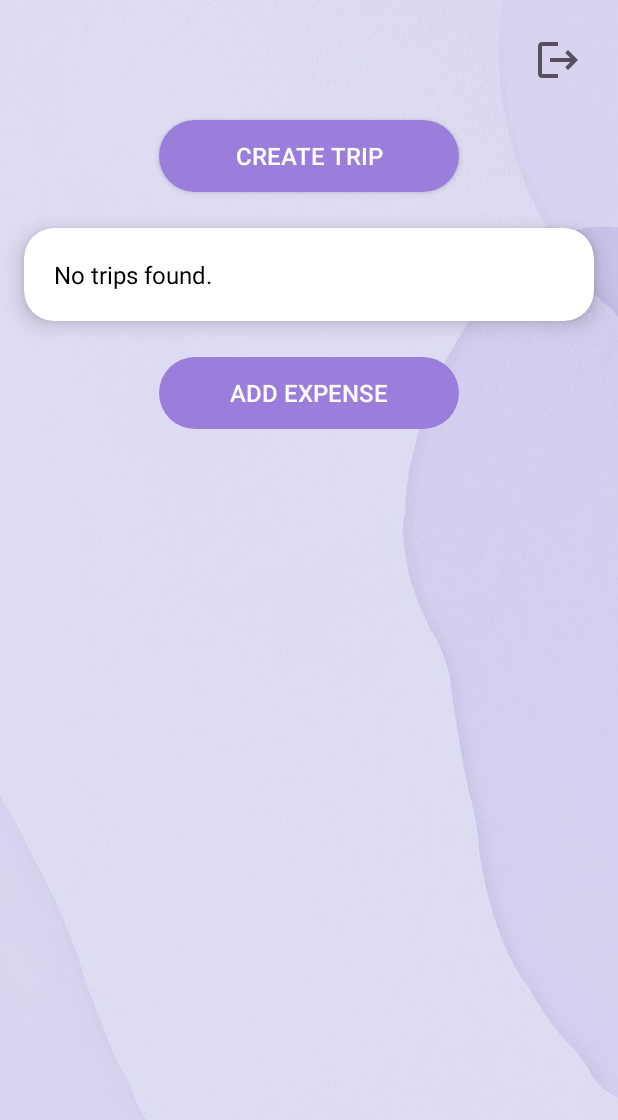
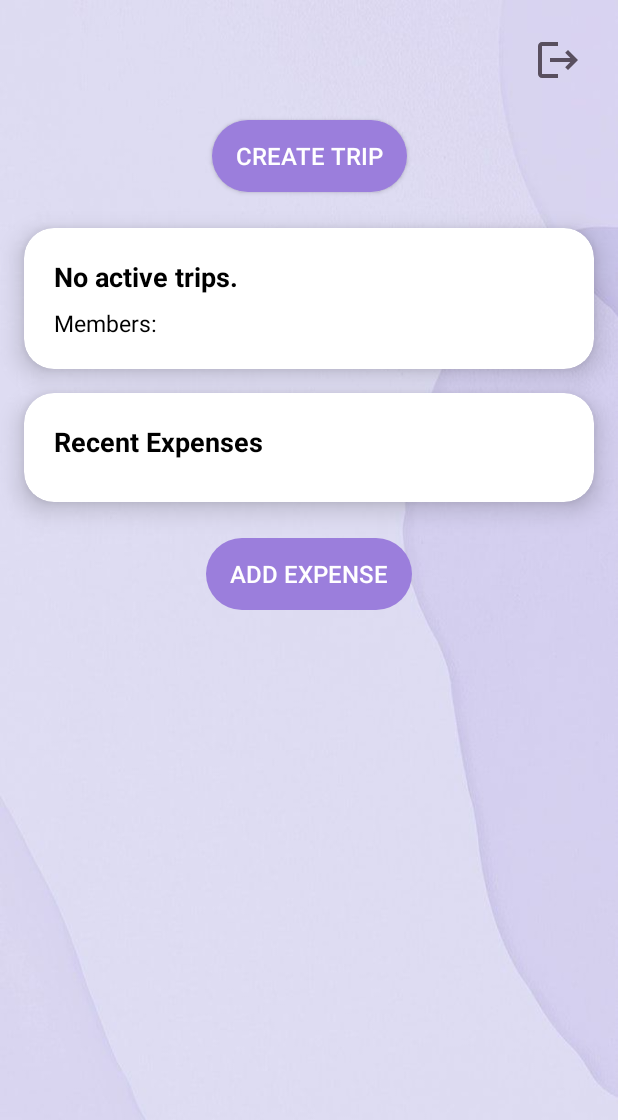
Before and after one commit to iamwahida/expensify_MAD, an Android app built with Jetpack Compose: the MainActivity screen opened directly, with no data from a screen before it, on a phone screen of 412 x 824 dp. Shown: the top 1120 px of the screen. Run offline under Robolectric (Android 15) with nearby library versions, the phone set to English and light mode, and no system bars; our stand-ins replace Firebase (no records; nobody signed in at launch, a user with empty details on screens opened directly).

Commit message:
fix new expenses not being shown when redirected to main

```diff
--- a/app/src/main/java/com/example/expensify/MainActivity.kt
+++ b/app/src/main/java/com/example/expensify/MainActivity.kt
@@ -5,8 +5,6 @@ import android.os.Bundle
 import android.util.Log
 import android.widget.*
 import androidx.activity.ComponentActivity
-import androidx.compose.ui.geometry.isEmpty
-import androidx.compose.ui.semantics.text
 import com.google.firebase.auth.FirebaseAuth
 import com.google.firebase.firestore.FirebaseFirestore
 import com.google.firebase.firestore.Query
@@ -16,7 +14,10 @@ class MainActivity : ComponentActivity() {
     private lateinit var createTripButton: Button
     private lateinit var logoutIcon: ImageView
     private lateinit var addExpenseButton: Button
-    private lateinit var loadingText: TextView
+
+    private lateinit var tripNameText: TextView
+    private lateinit var membersListText: TextView
+    private lateinit var expensesListLayout: LinearLayout
 
     private val db = FirebaseFirestore.getInstance()
 
@@ -27,7 +28,9 @@ class MainActivity : ComponentActivity() {
         logoutIcon = findViewById(R.id.logoutIcon)
         createTripButton = findViewById(R.id.createTripButton)
         addExpenseButton = findViewById(R.id.addExpenseButton)
-        loadingText = findViewById(R.id.loadingText)
+        tripNameText = findViewById(R.id.tripName)
+        membersListText = findViewById(R.id.membersList)
+        expensesListLayout = findViewById(R.id.expensesListLayout)
 
         logoutIcon.setOnClickListener {
             val intent = Intent(this, LoginActivity::class.java)
@@ -39,15 +42,13 @@ class MainActivity : ComponentActivity() {
             val intent = Intent(this, CreateTripActivity::class.java)
             startActivity(intent)
         }
-
-        fetchLatestTrip()
     }
 
     private fun fetchLatestTrip() {
         val currentUserEmail = FirebaseAuth.getInstance().currentUser?.email
         if (currentUserEmail == null) {
             Log.e("TRIP_DEBUG", "User not logged in.")
-            loadingText.text = "User not logged in."
+            tripNameText.text = "User not logged in."
             addExpenseButton.isEnabled = false
             return
         }
@@ -63,7 +64,7 @@ class MainActivity : ComponentActivity() {
             .addOnSuccessListener { documents ->
                 if (documents.isEmpty) {
                     Log.d("TRIP_DEBUG", "No trips found for user: $currentUsername")
-                    loadingText.text = "No trips found."
+                    tripNameText.text = "No active trips."
                     addExpenseButton.isEnabled = false
                     return@addOnSuccessListener
                 }
@@ -72,22 +73,67 @@ class MainActivity : ComponentActivity() {
                 val tripName = trip.getString("name") ?: "Unnamed Trip"
                 val members = trip.get("members") as? List<String> ?: listOf()
 
-                Log.d("TRIP_DEBUG", "Successfully fetched trip: $tripName, Members: $members")
+                Log.d("TRIP_DEBUG", "Fetched trip: $tripName, Members: $members")
 
-                loadingText.text = "Active Trip: $tripName\nMembers: ${members.joinToString(", ")}"
+                tripNameText.text = tripName
+                membersListText.text = members.joinToString("\n") { "• $it" }
 
                 addExpenseButton.isEnabled = true
                 addExpenseButton.setOnClickListener {
                     val intent = Intent(this, AddExpenseActivity::class.java)
                     intent.putExtra("tripId", trip.id)
-                    intent.putExtra("members", ArrayList(members)) // Required by intent
+                    intent.putExtra("members", ArrayList(members))
                     startActivity(intent)
+                }
+
+                // Now also load expenses
+                fetchExpensesForTrip(trip.id)
+            }
+            .addOnFailureListener { e ->
+                Log.e("TRIP_DEBUG", "Error loading trip for user: $currentUsername", e)
+                tripNameText.text = "Failed to load trip."
+                addExpenseButton.isEnabled = false
+            }
+    }
+
+    override fun onResume() {
+        super.onResume()
+        fetchLatestTrip()
+    }
+
+    private fun fetchExpensesForTrip(tripId: String) {
+        expensesListLayout.removeAllViews() // Always clear before adding!
+
+        db.collection("expenses")
+            .whereEqualTo("tripId", tripId)
+            .orderBy("timestamp", Query.Direction.DESCENDING)
+            .limit(5)
+            .get()
+            .addOnSuccessListener { documents ->
+                if (documents.isEmpty) {
+                    val noExpenses = TextView(this)
+                    noExpenses.text = "No expenses yet."
+                    noExpenses.textSize = 15f
+                    noExpenses.setPadding(8, 8, 8, 8)
+                    expensesListLayout.addView(noExpenses)
+                } else {
+                    for (doc in documents) {
+                        val description = doc.getString("description") ?: "No description"
+                        val amount = doc.getDouble("amount") ?: 0.0
+                        val paidBy = doc.getString("paidBy") ?: "Unknown"
+
+                        val expenseText = TextView(this)
+                        expenseText.text = "$description - €$amount (Paid by $paidBy)"
+                        expenseText.textSize = 15f
+                        expenseText.setPadding(8, 8, 8, 8)
+                        expenseText.setTextColor(resources.getColor(R.color.black))
+
+                        expensesListLayout.addView(expenseText)
+                    }
                 }
             }
             .addOnFailureListener { e ->
-                Log.e("TRIP_DEBUG", "Error loading trip for user: $currentUsername", e)
-                loadingText.text = "Failed to load trip."
-                addExpenseButton.isEnabled = false
+                Log.e("EXPENSES_DEBUG", "Error fetching expenses", e)
             }
     }
 }
--- a/app/src/main/res/layout/activity_main.xml
+++ b/app/src/main/res/layout/activity_main.xml
@@ -22,7 +22,7 @@
     <!-- Create Trip Button -->
     <Button
         android:id="@+id/createTripButton"
-        android:layout_width="200dp"
+        android:layout_width="wrap_content"
         android:layout_height="wrap_content"
         android:text="Create Trip"
         android:textColor="@color/white"
@@ -34,34 +34,89 @@
         app:layout_constraintStart_toStartOf="parent"
         app:layout_constraintEnd_toEndOf="parent"/>
 
-    <!-- Trip Info Display -->
+    <!-- Trip Info Card -->
     <androidx.cardview.widget.CardView
-        android:id="@+id/tripCard"
+        android:id="@+id/tripInfoCard"
         android:layout_width="0dp"
         android:layout_height="wrap_content"
         android:layout_marginTop="24dp"
         android:layout_marginStart="16dp"
         android:layout_marginEnd="16dp"
         app:cardCornerRadius="20dp"
-        app:cardElevation="8dp"
+        app:cardElevation="10dp"
         app:layout_constraintTop_toBottomOf="@id/createTripButton"
         app:layout_constraintStart_toStartOf="parent"
         app:layout_constraintEnd_toEndOf="parent">
 
-        <TextView
-            android:id="@+id/loadingText"
+        <LinearLayout
             android:layout_width="match_parent"
             android:layout_height="wrap_content"
-            android:padding="20dp"
-            android:text="Loading trip..."
-            android:textSize="16sp"
-            android:textColor="@color/black" />
+            android:orientation="vertical"
+            android:padding="20dp">
+
+            <TextView
+                android:id="@+id/tripName"
+                android:layout_width="wrap_content"
+                android:layout_height="wrap_content"
+                android:text="Trip Name"
+                android:textSize="18sp"
+                android:textStyle="bold"
+                android:textColor="@color/black" />
+
+            <TextView
+                android:id="@+id/membersList"
+                android:layout_width="wrap_content"
+                android:layout_height="wrap_content"
+                android:layout_marginTop="8dp"
+                android:text="Members: "
+                android:textSize="15sp"
+                android:textColor="@color/black" />
+        </LinearLayout>
+    </androidx.cardview.widget.CardView>
+
+    <!-- Expenses List Card -->
+    <androidx.cardview.widget.CardView
+        android:id="@+id/expensesCard"
+        android:layout_width="0dp"
+        android:layout_height="wrap_content"
+        android:layout_marginTop="16dp"
+        android:layout_marginStart="16dp"
+        android:layout_marginEnd="16dp"
+        app:cardCornerRadius="20dp"
+        app:cardElevation="10dp"
+        app:layout_constraintTop_toBottomOf="@id/tripInfoCard"
+        app:layout_constraintStart_toStartOf="parent"
+        app:layout_constraintEnd_toEndOf="parent">
+
+        <LinearLayout
+            android:layout_width="match_parent"
+            android:layout_height="wrap_content"
+            android:orientation="vertical"
+            android:padding="20dp">
+
+            <TextView
+                android:id="@+id/recentExpensesLabel"
+                android:layout_width="wrap_content"
+                android:layout_height="wrap_content"
+                android:text="Recent Expenses"
+                android:textSize="18sp"
+                android:textStyle="bold"
+                android:textColor="@color/black" />
+
+            <LinearLayout
+                android:id="@+id/expensesListLayout"
+                android:layout_width="match_parent"
+                android:layout_height="wrap_content"
+                android:orientation="vertical"
+                android:layout_marginTop="8dp" />
+
+        </LinearLayout>
     </androidx.cardview.widget.CardView>
 
     <!-- Add Expense Button -->
     <Button
         android:id="@+id/addExpenseButton"
-        android:layout_width="200dp"
+        android:layout_width="wrap_content"
         android:layout_height="wrap_content"
         android:text="Add Expense"
         android:textColor="@color/white"
@@ -69,7 +124,7 @@
         android:background="@drawable/rounded_button"
         android:elevation="8dp"
         android:layout_marginTop="24dp"
-        app:layout_constraintTop_toBottomOf="@id/tripCard"
+        app:layout_constraintTop_toBottomOf="@id/expensesCard"
         app:layout_constraintStart_toStartOf="parent"
         app:layout_constraintEnd_toEndOf="parent"/>
 
```
